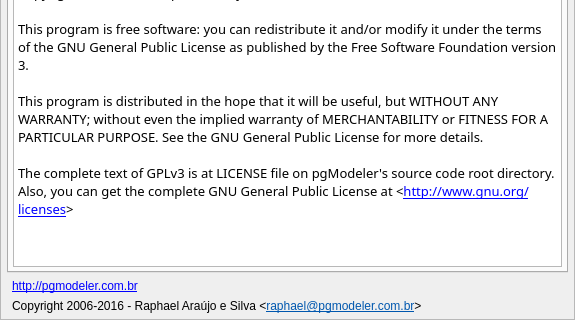
Before: the Qt Designer form libpgmodeler_ui/ui/aboutwidget.ui in pgmodeler/pgmodeler, drawn with Qt 5; both pictures show x 0 to 575 and y 230 to 550 of the 575 by 550 pixel window.
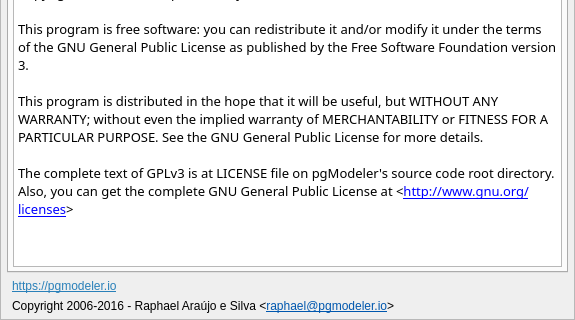
After: the same form once the commit is applied. Icons and pictures are not drawn.

The edit to the form file:
```diff
--- a/libpgmodeler_ui/ui/aboutwidget.ui
+++ b/libpgmodeler_ui/ui/aboutwidget.ui
@@ -220,7 +220,7 @@
            </sizepolicy>
           </property>
           <property name="text">
-           <string>&lt;a href=&quot;http://pgmodeler.com.br&quot;&gt;http://pgmodeler.com.br&lt;/a&gt;</string>
+           <string>&lt;html&gt;&lt;head/&gt;&lt;body&gt;&lt;p&gt;&lt;a href=&quot;http://pgmodeler.com.br&quot;&gt;&lt;span style=&quot; text-decoration: underline; color:#2980b9;&quot;&gt;https://pgmodeler.io&lt;/span&gt;&lt;/a&gt;&lt;/p&gt;&lt;/body&gt;&lt;/html&gt;</string>
           </property>
           <property name="textFormat">
            <enum>Qt::RichText</enum>
@@ -261,7 +261,7 @@
            </sizepolicy>
           </property>
           <property name="text">
-           <string>&lt;html&gt;&lt;head/&gt;&lt;body&gt;&lt;p&gt;Copyright 2006-2016 - Raphael Araújo e Silva &amp;lt;&lt;a href=&quot;mailto:raphael@pgmodeler.com.br&quot;&gt;&lt;span style=&quot; text-decoration: underline; color:#0057ae;&quot;&gt;raphael@pgmodeler.com.br&lt;/span&gt;&lt;/a&gt;&amp;gt;&lt;/p&gt;&lt;/body&gt;&lt;/html&gt;</string>
+           <string>&lt;html&gt;&lt;head/&gt;&lt;body&gt;&lt;p&gt;Copyright 2006-2016 - Raphael Araújo e Silva &amp;lt;&lt;a href=&quot;mailto:raphael@pgmodeler.com.br&quot;&gt;&lt;span style=&quot; text-decoration: underline; color:#0057ae;&quot;&gt;raphael@pgmodeler.io&lt;/span&gt;&lt;/a&gt;&amp;gt;&lt;/p&gt;&lt;/body&gt;&lt;/html&gt;</string>
           </property>
           <property name="textFormat">
            <enum>Qt::AutoText</enum>
```
